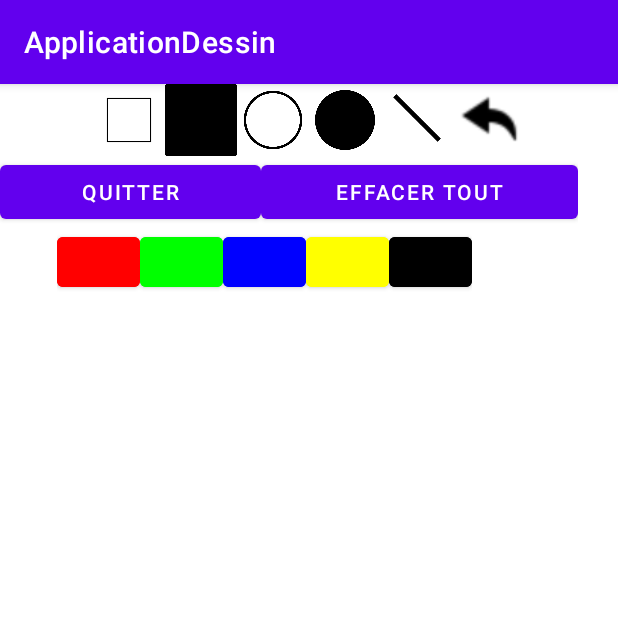
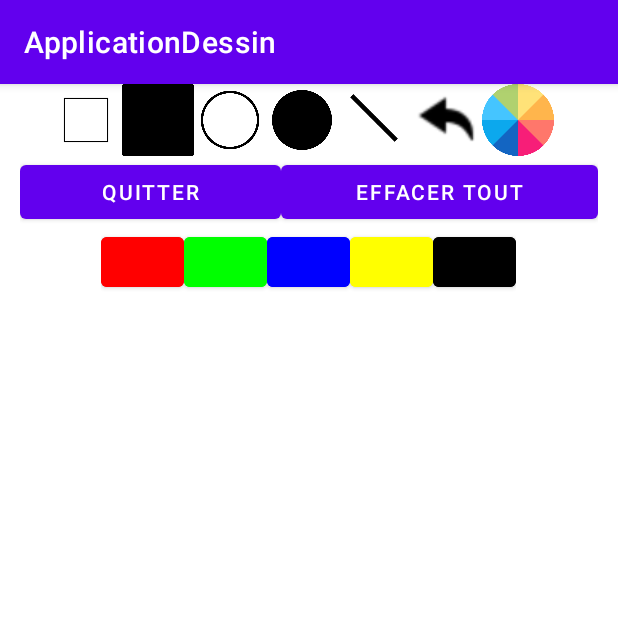
Before and after one commit to Eralupus/ApplicationDessin, an Android app: the screen it shows after launch (DessinActivity), after a tap on "NOUVEAU DESSIN", on a phone screen of 412 x 824 dp, the top half of it. Run offline under Robolectric (Android 15) with nearby library versions, the phone set to English and light mode, and no system bars; libraries missing offline, so code that uses them is left out: yuku.ambilwarna.

Commit message:
ColorPicker RoueChromatique

```diff
--- a/app/src/main/java/com/example/applicationdessin/DessinActivity.java
+++ b/app/src/main/java/com/example/applicationdessin/DessinActivity.java
@@ -1,6 +1,7 @@
 package com.example.applicationdessin;
 
 import androidx.appcompat.app.AppCompatActivity;
+import androidx.core.content.ContextCompat;
 
 import android.content.Context;
 import android.content.Intent;
@@ -8,7 +9,6 @@ import android.graphics.Bitmap;
 import android.graphics.Canvas;
 import android.graphics.Color;
 import android.graphics.Paint;
-import android.widget.EditText;
 import android.widget.ImageButton;
 import android.os.Build;
 import android.os.Bundle;
@@ -17,10 +17,13 @@ import android.view.View;
 import android.view.MotionEvent;
 import android.widget.FrameLayout;
 import android.content.SharedPreferences;
+import android.widget.LinearLayout;
 
 import java.io.IOException;
 import java.util.ArrayList;
-import java.util.HashSet;
+
+import yuku.ambilwarna.AmbilWarnaDialog;
+
 
 public class DessinActivity extends AppCompatActivity {
 
@@ -44,6 +47,7 @@ public class DessinActivity extends AppCompatActivity {
     private ImageButton btnCerclePlein;
     private ImageButton btnLigne;
     private ImageButton btnUndo;
+    private ImageButton btnChoixCouleur;
 
     private ArrayList<String> alFormes;
     private ArrayList<Integer> alCoul;
@@ -54,6 +58,9 @@ public class DessinActivity extends AppCompatActivity {
 
     private int height;
     private int width;
+    private int defaultColor;
+
+    private LinearLayout linearLayout;
 
     protected void onCreate(Bundle savedInstanceState) {
         super.onCreate(savedInstanceState);
@@ -96,6 +103,32 @@ public class DessinActivity extends AppCompatActivity {
         this.btnCercle = findViewById(R.id.btnCercle);
         this.btnCercle = findViewById(R.id.btnCerclePlein);
         this.btnLigne = findViewById(R.id.btnLigne);
+        this.btnChoixCouleur = findViewById(R.id.btnChromatique);
+
+        this.linearLayout = findViewById(R.id.rootId);
+        this.defaultColor = ContextCompat.getColor(DessinActivity.this, R.color.white);
+
+        btnChoixCouleur.setOnClickListener(new View.OnClickListener() {
+            @Override
+            public void onClick(View v) {
+                openColorPicker();
+            }
+        });
+    }
+
+    private void openColorPicker(){
+        AmbilWarnaDialog colorPicker = new AmbilWarnaDialog(this, defaultColor, new AmbilWarnaDialog.OnAmbilWarnaListener() {
+            @Override
+            public void onCancel(AmbilWarnaDialog dialog) {
+
+            }
+
+            @Override
+            public void onOk(AmbilWarnaDialog dialog, int color) {
+                whatIdraw.setColor(color);
+            }
+        });
+        colorPicker.show();
     }
 
     public void initGraphics()
@@ -269,6 +302,8 @@ public class DessinActivity extends AppCompatActivity {
             this.invalidate();
             return false;
         }
+
+
 
         @Override
         protected void onSizeChanged(int w, int h, int oldw, int oldh) {
--- a/app/src/main/res/layout/activity_dessin.xml
+++ b/app/src/main/res/layout/activity_dessin.xml
@@ -5,64 +5,73 @@
     android:layout_width="wrap_content"
     android:layout_height="wrap_content"
     android:orientation="vertical"
+    android:id="@+id/rootId"
     tools:context=".DessinActivity">
 
 
     <LinearLayout
-        android:layout_width="match_parent"
+        android:layout_width="345dp"
         android:layout_height="wrap_content"
-        android:orientation="horizontal"
-        android:gravity="center">
+        android:layout_gravity="center_horizontal"
+        android:orientation="horizontal">
 
         <ImageButton
             android:id="@+id/btnCarre"
             android:layout_width="48dp"
             android:layout_height="48dp"
             android:background="@drawable/carrevide"
-            android:onClick="setCarre"/>
+            android:onClick="setCarre" />
 
         <ImageButton
             android:id="@+id/btnCarrePlein"
             android:layout_width="48dp"
             android:layout_height="48dp"
             android:background="@drawable/carreplein"
-            android:onClick="setCarrePlein"/>
+            android:onClick="setCarrePlein" />
 
         <ImageButton
             android:id="@+id/btnCercle"
             android:layout_width="48dp"
             android:layout_height="48dp"
             android:background="@drawable/cerclevide"
-            android:onClick="setCercle"/>
+            android:onClick="setCercle" />
 
         <ImageButton
             android:id="@+id/btnCerclePlein"
             android:layout_width="48dp"
             android:layout_height="48dp"
             android:background="@drawable/cercleplein"
-            android:onClick="setCerclePlein"/>
+            android:onClick="setCerclePlein" />
 
         <ImageButton
             android:id="@+id/btnLigne"
             android:layout_width="48dp"
             android:layout_height="48dp"
             android:background="@drawable/ligne"
-            android:onClick="setLigne"/>
+            android:onClick="setLigne" />
 
         <ImageButton
             android:id="@+id/btnUndo"
-            android:contentDescription="btnUndo"
             android:layout_width="48dp"
             android:layout_height="48dp"
             android:background="@drawable/undo"
-            android:onClick="undo"/>
+            android:contentDescription="btnUndo"
+            android:onClick="undo" />
+
+        <ImageButton
+            android:id="@+id/btnChromatique"
+            android:layout_width="48dp"
+            android:layout_height="48dp"
+            android:background="@drawable/chromatique"
+            android:contentDescription="btnColor"/>
 
     </LinearLayout>
 
     <LinearLayout
         android:layout_width="wrap_content"
         android:layout_height="wrap_content"
-        android:orientation="horizontal">
+        android:orientation="horizontal"
+        android:layout_gravity="center_horizontal">
 
         <Button
             android:layout_width="174dp"
@@ -81,8 +90,8 @@
     <LinearLayout
         android:layout_width="wrap_content"
         android:layout_height="wrap_content"
-        android:layout_marginLeft="38dp"
-        android:orientation="horizontal">
+        android:orientation="horizontal"
+        android:layout_gravity="center_horizontal">
 
         <Button
             android:layout_width="55dp"
```
Also changed, not shown: app/build.gradle (+9 -8 lines).
